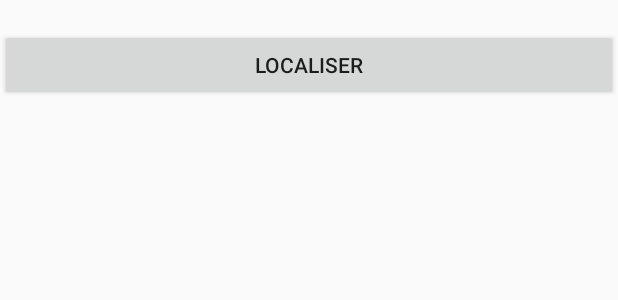
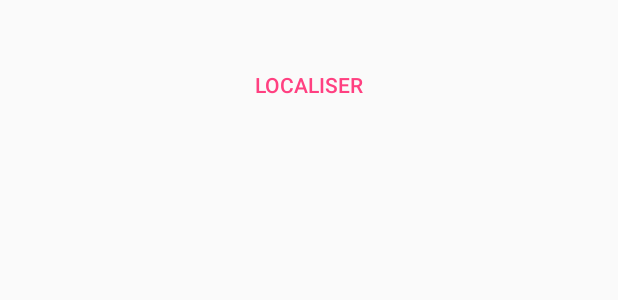
Before and after one commit to thomaaaas/FindFood, an Android app: the layout fragment_my_liste.xml on its own in the app's theme, with its tools: preview values and no code run, on a phone screen of 412 x 824 dp. Shown: the top 300 px of the screen. Run offline under Robolectric (Android 15) with nearby library versions, the phone set to English and light mode, and no system bars.

Commit message:
Liste improvement

```diff
--- a/app/src/main/java/com/example/tnormant/findfood/RestaurantListAdapter.java
+++ b/app/src/main/java/com/example/tnormant/findfood/RestaurantListAdapter.java
@@ -2,6 +2,7 @@ package com.example.tnormant.findfood;
 
 import android.content.Context;
 import android.support.v4.app.Fragment;
+import android.support.v4.app.FragmentManager;
 import android.support.v4.app.FragmentTransaction;
 import android.support.v7.widget.RecyclerView;
 import android.view.LayoutInflater;
--- a/app/src/main/java/com/example/tnormant/findfood/SettingsActivity.java
+++ b/app/src/main/java/com/example/tnormant/findfood/SettingsActivity.java
@@ -11,7 +11,7 @@ public class SettingsActivity extends AppCompatActivity {
     protected void onCreate(Bundle savedInstanceState) {
         super.onCreate(savedInstanceState);
         getSupportFragmentManager().beginTransaction()
-                .replace(android.R.id.content, new SettingsFragment())
+                .replace(R.id.content, new SettingsFragment())
                 .commit();
     }
 }
--- a/app/src/main/res/layout/fragment_my_liste.xml
+++ b/app/src/main/res/layout/fragment_my_liste.xml
@@ -8,15 +8,23 @@
     <TextView
         android:id="@+id/textView"
         android:layout_width="match_parent"
-        android:layout_height="wrap_content" />
-    <Button
-        android:id="@+id/button_id"
-        android:layout_height="match_parent"
-        android:layout_width="match_parent"
-        android:text="Localiser" />
+        android:layout_height="wrap_content"
+        android:textAlignment="center"
+        android:textColor="@android:color/black"
+        android:textSize="24sp"
+        android:textStyle="bold"
+        android:typeface="normal" />
 
     <android.support.v7.widget.RecyclerView
         android:id="@+id/recyclerview"
         android:layout_width="match_parent"
-        android:layout_height="match_parent" />
+        android:layout_height="match_parent"
+        tools:spanCount="5" />
+
+    <Button
+        android:id="@+id/button_id"
+        style="@style/Widget.AppCompat.Button.Borderless.Colored"
+        android:layout_width="match_parent"
+        android:layout_height="wrap_content"
+        android:text="Localiser" />
 </LinearLayout>
```
Also changed, not shown: app/src/main/java/com/example/tnormant/findfood/MyListeFragment.java (+1 -18 lines).
